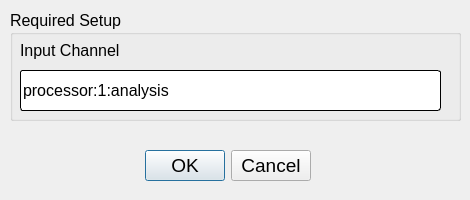
AdvancedPhotonSource/DashPVA, file src/dashpva/gui/pv_config.ui: the form before one commit.
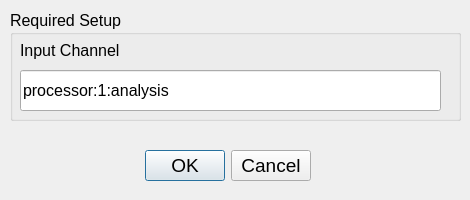
The form after the commit.

```diff
--- a/src/dashpva/gui/pv_config.ui
+++ b/src/dashpva/gui/pv_config.ui
@@ -44,11 +44,6 @@
       <pointsize>12</pointsize>
      </font>
     </property>
-    <property name="styleSheet">
-     <string notr="true">border:1px solid black;
-border-radius:3;
-</string>
-    </property>
     <property name="text">
      <string>processor:1:analysis</string>
     </property>
```
